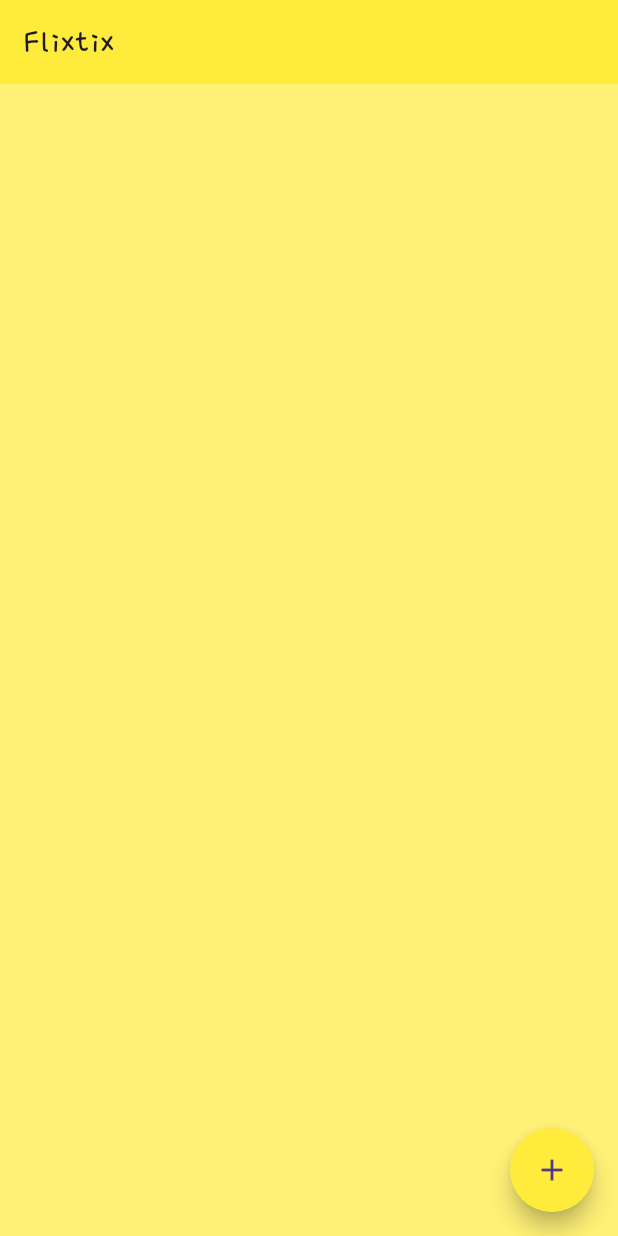
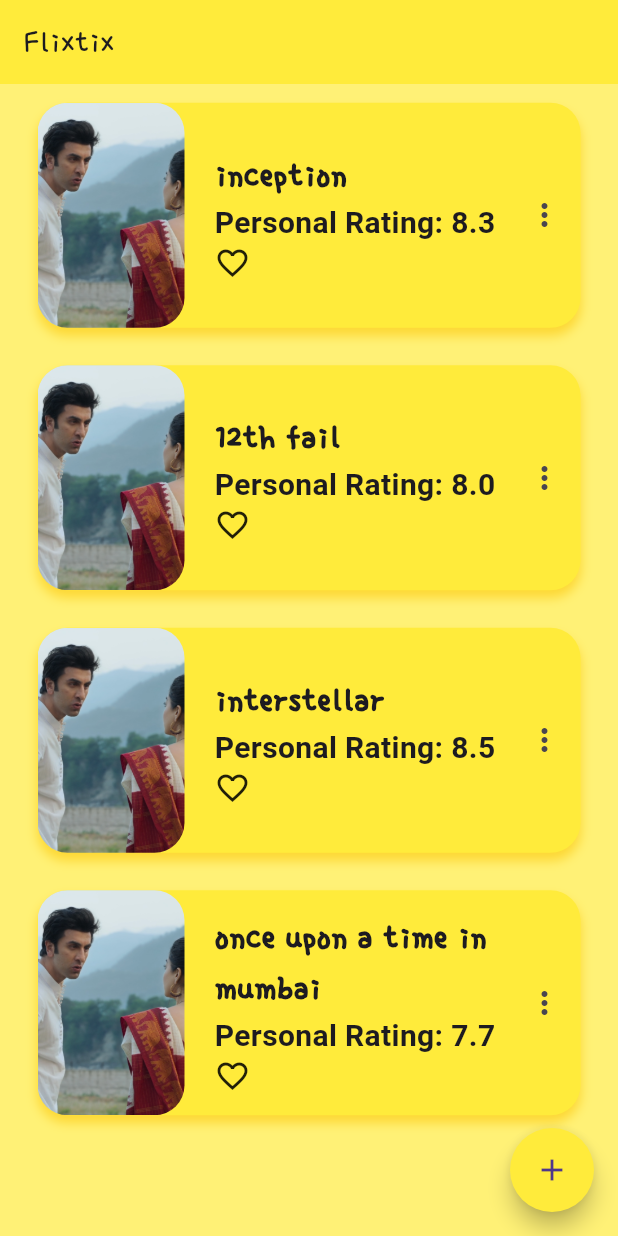
Before and after one commit to MJI-Abir/Flixtix, a Flutter app: the screen it shows after launch, on a phone screen of 412 x 824 dp. Run offline on Flutter 3.47's test engine with Material 3 defaults, Android fonts, the phone set to English and light mode, and no system bars; our stand-ins replace cloud_firestore, firebase_core, flutter_slidable, fluttertoast; accounts and stored records are empty; Roboto replaces fonts that are missing (PoorStory).

Commit message:
clean code architecture

```diff
--- /dev/null
+++ b/lib/flixtix_page/flixtix_page.dart
@@ -0,0 +1,49 @@
+import 'package:flutter/material.dart';
+import 'package:moviflix/utils/my_colors.dart';
+import 'package:moviflix/widgets/movies_list_tile.dart';
+
+class FlixtixPage extends StatefulWidget {
+  const FlixtixPage({super.key});
+
+  @override
+  State<FlixtixPage> createState() => _FlixtixPageState();
+}
+
+class _FlixtixPageState extends State<FlixtixPage> {
+  final List<List> moviesList = [
+    ['inception', 'description abc', 8.3],
+    ['12th fail', 'description good', 8.0],
+    ['interstellar', 'description very good', 8.5],
+    ['once upon a time in mumbai', 'description', 7.7],
+  ];
+  @override
+  Widget build(BuildContext context) {
+    return Scaffold(
+      appBar: AppBar(
+        title: const Text(
+          "Flixtix",
+          style: TextStyle(fontFamily: "SingleDay"),
+        ),
+        elevation: 0,
+        backgroundColor: Theme.of(context).primaryColor,
+      ),
+      backgroundColor: MyColors.appBgColor,
+      body: ListView.builder(
+        itemCount: moviesList.length,
+        itemBuilder: (context, index) {
+          return MoviesListTile(
+            movieName: moviesList[index][0],
+            movieDescription: moviesList[index][1],
+            personalRating: moviesList[index][2],
+          );
+        },
+      ),
+      floatingActionButton: FloatingActionButton(
+        onPressed: () {},
+        backgroundColor: Theme.of(context).primaryColor,
+        shape: const CircleBorder(),
+        child: const Icon(Icons.add),
+      ),
+    );
+  }
+}
--- a/lib/main.dart
+++ b/lib/main.dart
@@ -1,4 +1,5 @@
 import 'package:flutter/material.dart';
+import 'package:moviflix/flixtix_page/flixtix_page.dart';
 import 'package:moviflix/home_page/home_screen.dart';
 import 'package:firebase_core/firebase_core.dart';
 import 'firebase_options.dart';
@@ -18,7 +19,7 @@
   Widget build(BuildContext context) {
     return MaterialApp(
       debugShowCheckedModeBanner: false,
-      home: const HomeScreen(),
+      home: const FlixtixPage(),
       theme: ThemeData(primaryColor: Colors.yellow),
     );
   }
--- /dev/null
+++ b/lib/utils/my_colors.dart
@@ -0,0 +1,8 @@
+import 'package:flutter/material.dart';
+
+class MyColors{
+  static const Color appTheme = Colors.yellow;
+  static const Color appBgColor = Color.fromRGBO(255, 241, 118, 1); //yellow[300]
+  static const Color cardShadowColor = Color.fromRGBO(253, 216, 53, 1); //yellow[600]
+
+}
--- a/lib/utils/custom_alert_dialog.dart
+++ b/lib/widgets/custom_alert_dialog.dart
@@ -1,5 +1,6 @@
 import 'package:flutter/material.dart';
-import 'package:moviflix/utils/custom_material_button.dart';
+import 'package:moviflix/utils/my_colors.dart';
+import 'package:moviflix/widgets/custom_material_button.dart';
 
 // ignore: must_be_immutable
 class CustomAlertDialog extends StatelessWidget {
@@ -21,7 +22,7 @@
     print('taskName: $taskName');
     taskNameController.text = taskName;
     return AlertDialog(
-        backgroundColor: Colors.yellow[300],
+        backgroundColor: MyColors.appBgColor,
         content: SizedBox(
           height: 120,
           child: Column(
--- a/lib/utils/custom_dialog_box_with_text_field.dart
+++ b/lib/widgets/custom_dialog_box_with_text_field.dart
@@ -1,5 +1,6 @@
 import "package:flutter/material.dart";
-import "package:moviflix/utils/custom_material_button.dart";
+import "package:moviflix/utils/my_colors.dart";
+import "package:moviflix/widgets/custom_material_button.dart";
 
 // ignore: must_be_immutable
 class CustomDialogBoxWithTextField extends StatelessWidget {
@@ -16,7 +17,7 @@
   @override
   Widget build(BuildContext context) {
     return AlertDialog(
-      backgroundColor: Colors.yellow[300],
+      backgroundColor: MyColors.appBgColor,
       content: SizedBox(
         height: 120,
         child: Column(
--- /dev/null
+++ b/lib/widgets/movies_list_tile.dart
@@ -0,0 +1,86 @@
+import 'package:flutter/material.dart';
+import 'package:moviflix/utils/my_colors.dart';
+
+class MoviesListTile extends StatelessWidget {
+  const MoviesListTile({
+    super.key,
+    required this.movieName,
+    required this.movieDescription,
+    required this.personalRating,
+  });
+
+  final String movieName;
+  final String movieDescription;
+  final double personalRating;
+
+  @override
+  Widget build(BuildContext context) {
+    return Padding(
+      padding:
+          const EdgeInsets.only(left: 25, right: 25, top: 12.5, bottom: 12.5),
+      child: Container(
+        decoration: BoxDecoration(
+          color: MyColors.appTheme,
+          borderRadius: BorderRadius.circular(20),
+          boxShadow: const [
+            BoxShadow(
+              color: MyColors.cardShadowColor,
+              blurRadius: 5.0,
+              offset: Offset(0, 5), // shadow direction: bottom right
+            ),
+          ],
+        ),
+        child: Row(
+          children: [
+            Expanded(
+              flex: 1,
+              child: ClipRRect(
+                borderRadius: BorderRadius.circular(20),
+                child: Image.asset(
+                  'assets/images/animal_cover.png',
+                  fit: BoxFit.cover,
+                  width: double.infinity,
+                  height: 150,
+                ),
+              ),
+            ),
+            const SizedBox(width: 20),
+            Expanded(
+              flex: 2,
+              child: Column(
+                crossAxisAlignment: CrossAxisAlignment.start,
+                children: [
+                  Text(
+                    movieName,
+                    style: const TextStyle(
+                      fontFamily: 'SingleDay',
+                      fontSize: 24,
+                      fontWeight: FontWeight.bold,
+                    ),
+                  ),
+                  Text(
+                    'Personal Rating: $personalRating',
+                    style: const TextStyle(
+                      fontFamily: 'PoorStory',
+                      fontSize: 20,
+                      fontWeight: FontWeight.bold,
+                    ),
+                  ),
+                  InkWell(
+                    splashFactory: InkSplash.splashFactory,
+                    onTap: () {},
+                    child: const Icon(Icons.favorite_border_outlined),
+                  ),
+                ],
+              ),
+            ),
+            IconButton(
+              onPressed: () {},
+              icon: const Icon(Icons.more_vert),
+            ),
+          ],
+        ),
+      ),
+    );
+  }
+}
--- a/pubspec.yaml
+++ b/pubspec.yaml
@@ -24,6 +24,8 @@
 
 flutter:
   uses-material-design: true
+  assets:
+    - assets/images/
   fonts:
     - family: PoorStory
       fonts:
```
Also changed, not shown: lib/home_page/home_screen.dart (+16 -96 lines), lib/widgets/task_operations.dart (added, +89 -0 lines), lib/widgets/todo_list_tile.dart (renamed from lib/utils/todo_list_tile.dart, +7 -5 lines), assets/images/animal_cover.png (added), lib/widgets/custom_material_button.dart (renamed from lib/utils/custom_material_button.dart).
